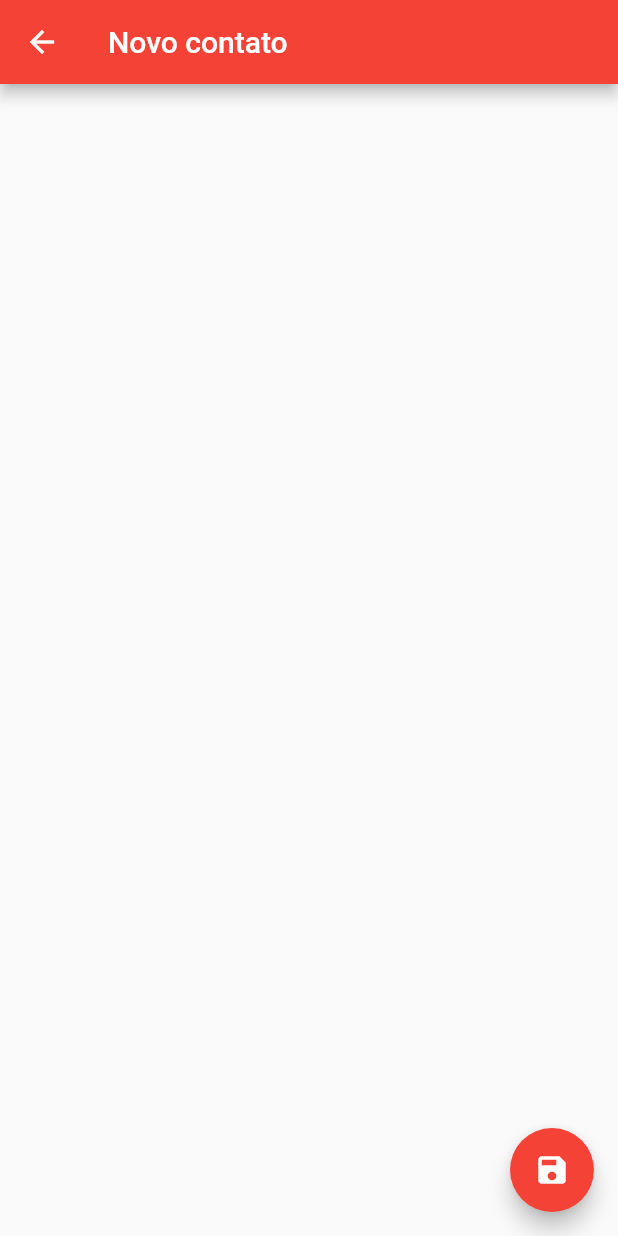
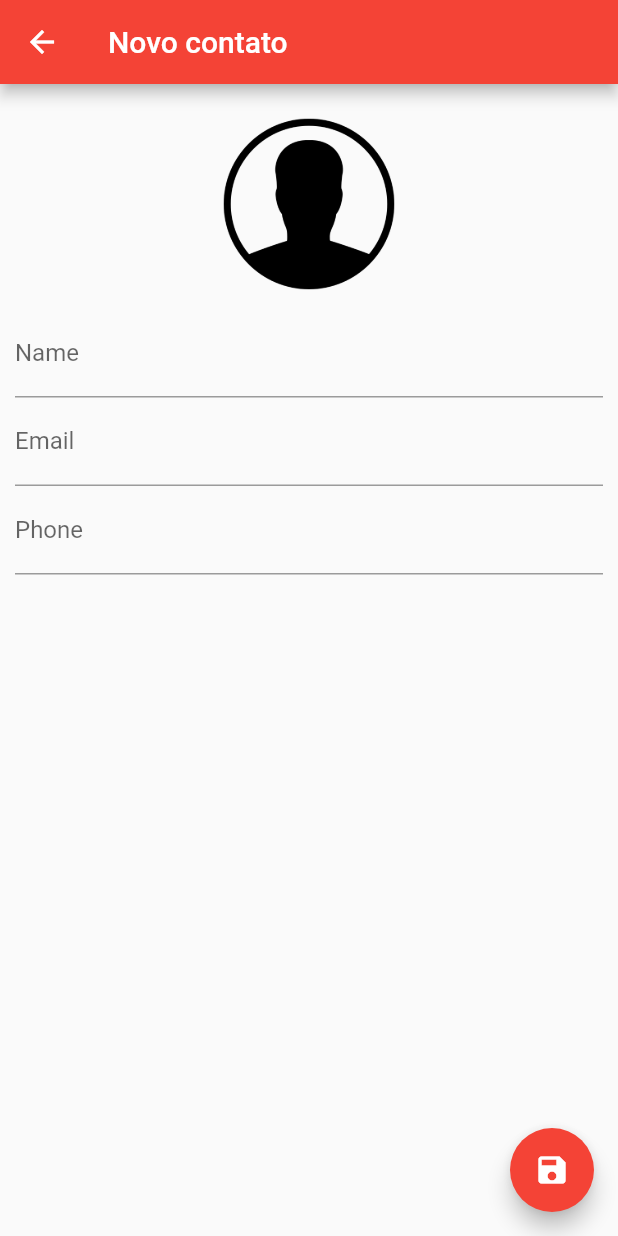
Before and after one commit to drianoaz/flutter-estudos, a Flutter app: the ContactPage screen opened directly, on a phone screen of 412 x 824 dp. Run offline on Flutter 3.47's test engine with Material 2 defaults, Android fonts, the phone set to English and light mode, and no system bars; our stand-ins replace share, sqflite, transparent_image; accounts and stored records are empty.

Commit message:
chore: add contact details

```diff
--- a/projects/agenda_de_contatos/lib/ui/contact_page.dart
+++ b/projects/agenda_de_contatos/lib/ui/contact_page.dart
@@ -1,3 +1,5 @@
+import 'dart:io';
+
 import 'package:agenda_de_contatos/helpers/contact_helper.dart';
 import 'package:flutter/material.dart';
 
@@ -13,12 +15,22 @@ class ContactPage extends StatefulWidget {
 class _ContactPageState extends State<ContactPage> {
   Contact _editedContact = Contact();
 
+  final _nameController = TextEditingController();
+  final _emailController = TextEditingController();
+  final _phoneController = TextEditingController();
+
+  bool _userEdited = false;
+
   @override
   void initState() {
     super.initState();
 
     if (widget.contact != null) {
       _editedContact = Contact.fromMap(widget.contact.toMap());
+
+      _nameController.text = _editedContact.name;
+      _emailController.text = _editedContact.email;
+      _phoneController.text = _editedContact.phone;
     }
   }
 
@@ -29,6 +41,57 @@ class _ContactPageState extends State<ContactPage> {
         title: Text(_editedContact.name ?? "Novo contato"),
         backgroundColor: Colors.red,
       ),
+      body: SingleChildScrollView(
+        padding: EdgeInsets.all(10.0),
+        child: Column(
+          children: <Widget>[
+            GestureDetector(
+              onTap: () {},
+              child: Container(
+                width: 140.0,
+                height: 140.0,
+                decoration: BoxDecoration(
+                  shape: BoxShape.circle,
+                  image: DecorationImage(
+                    image: _editedContact.img != null
+                        ? FileImage(File(_editedContact.img))
+                        : AssetImage("images/person.png"),
+                  ),
+                ),
+                alignment: Alignment.center,
+              ),
+            ),
+            TextField(
+              controller: _nameController,
+              decoration: InputDecoration(labelText: "Name"),
+              onChanged: (text) {
+                _userEdited = true;
+                setState(() {
+                  _editedContact.name = text;
+                });
+              },
+            ),
+            TextField(
+              controller: _emailController,
+              decoration: InputDecoration(labelText: "Email"),
+              keyboardType: TextInputType.emailAddress,
+              onChanged: (text) {
+                _userEdited = true;
+                _editedContact.email = text;
+              },
+            ),
+            TextField(
+              controller: _phoneController,
+              decoration: InputDecoration(labelText: "Phone"),
+              keyboardType: TextInputType.phone,
+              onChanged: (text) {
+                _userEdited = true;
+                _editedContact.phone = text;
+              },
+            ),
+          ],
+        ),
+      ),
       floatingActionButton: FloatingActionButton(
         child: Icon(Icons.save),
         backgroundColor: Colors.red,
--- a/projects/agenda_de_contatos/lib/ui/home_page.dart
+++ b/projects/agenda_de_contatos/lib/ui/home_page.dart
@@ -63,6 +63,16 @@ class _HomePageState extends State<HomePage> {
     final contact = contacts[index];
 
     return GestureDetector(
+      onTap: () {
+        Navigator.push(
+          context,
+          MaterialPageRoute(builder: (_) {
+            return ContactPage(
+              contact: contacts[index],
+            );
+          }),
+        );
+      },
       child: Card(
         child: Padding(
           padding: EdgeInsets.all(10.0),
```
